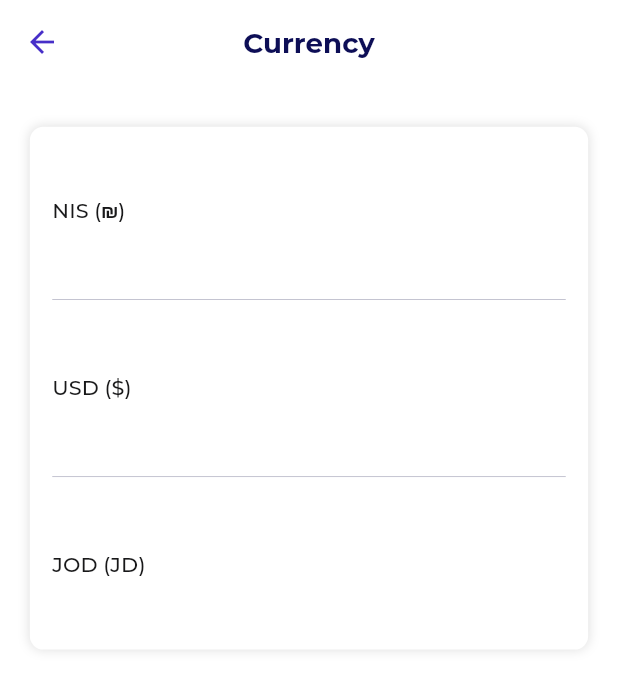
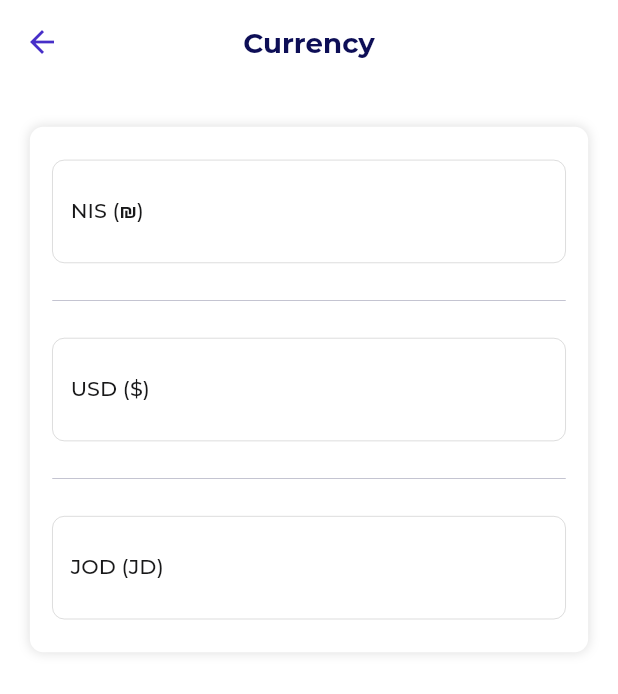
Before and after one commit to FreeBird27798/budget_planner, a Flutter app: the CurrencyScreen screen opened by its route, on a phone screen of 412 x 824 dp. Shown: the top 694 px of the screen. Run offline on Flutter 3.47's test engine with Material 2 defaults, Android fonts, the phone set to English and light mode, and no system bars; our stand-ins replace flutter_svg, get, percent_indicator, shared_preferences, sqflite; accounts and stored records are empty; generated files the repository leaves out were written again; project files that could hold a hidden picture were left out.

Commit message:
UI Updates & Improvements

```diff
--- a/lib/widgets/currency_widget.dart
+++ b/lib/widgets/currency_widget.dart
@@ -1,33 +1,34 @@
-import 'package:budget_planner/models/currency.dart';
-import 'package:budget_planner/widgets/default_container.dart';
 import 'package:flutter/material.dart';
 import 'package:budget_planner/utils/app_colors.dart';
 import 'package:budget_planner/utils/size_config.dart';
 import 'package:budget_planner/widgets/budget_app_text.dart';
-import 'package:flutter_svg/svg.dart';
-import 'package:intl/intl.dart';
-import 'budget_app_elevated_button.dart';
-import 'package:flutter_gen/gen_l10n/app_localizations.dart';
 
 class CurrencyItem extends StatelessWidget {
   final bool isSelected;
   final String name;
-  // final void Function() onTap;
+
+
 
   CurrencyItem({
-    // required this.onTap,
     required this.name,
     this.isSelected = false,
   });
 
   @override
   Widget build(BuildContext context) {
-    return  Container(
+    return Container(
       alignment: AlignmentDirectional.center,
       // color: Colors.red,
-        margin: EdgeInsetsDirectional.only(
+      decoration: BoxDecoration(
+        color: Colors.white,
+        border: Border.all(color: Colors.black.withOpacity(0.3), width: 0.3),
+        borderRadius: BorderRadius.all(Radius.circular(8)),
+      ),
+      padding: EdgeInsetsDirectional.only(
         top: SizeConfig().scaleHeight(24),
         bottom: SizeConfig().scaleHeight(24),
+        start: SizeConfig().scaleWidth(12),
+        end: SizeConfig().scaleWidth(12),
       ),
       child: Row(
         mainAxisSize: MainAxisSize.max,
```
Lines whose indentation alone changed are shown as unchanged.
